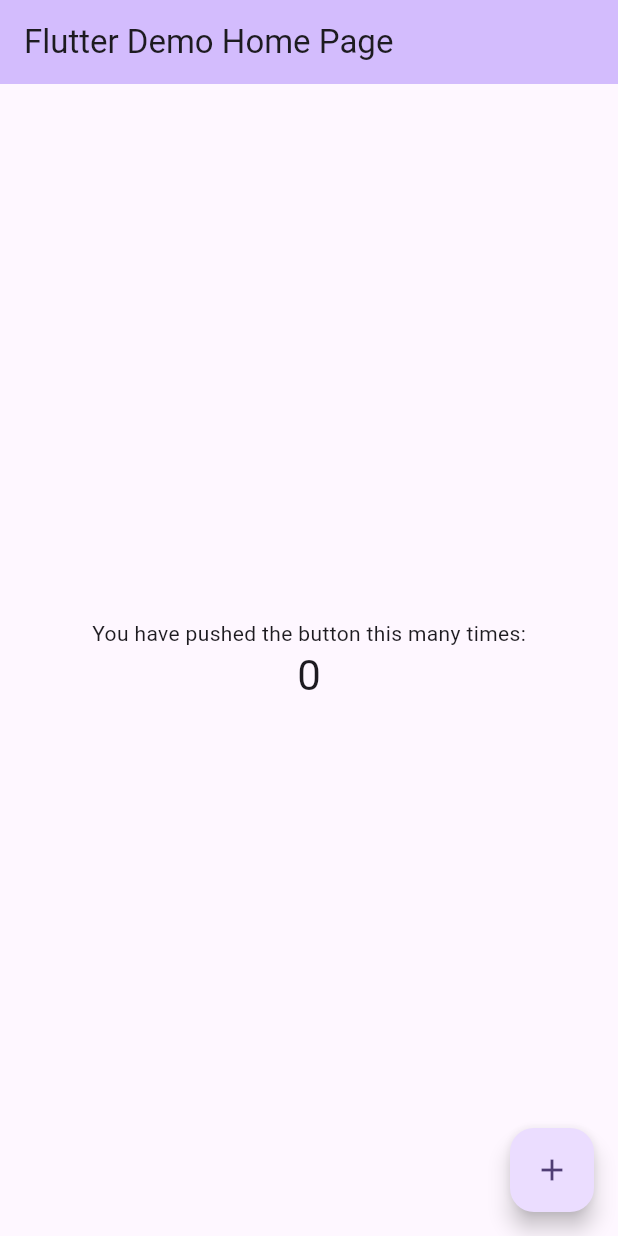
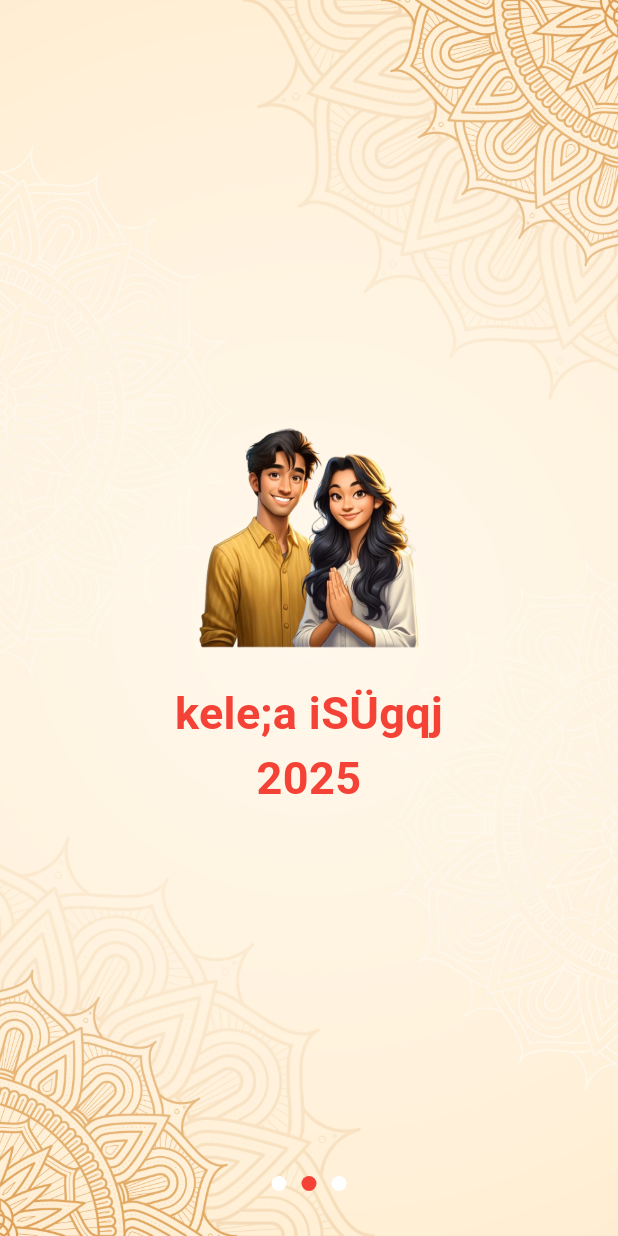
Before and after one commit to CyborLK/aurudu_app, a Flutter app: the screen it shows after launch, on a phone screen of 412 x 824 dp. Run offline on Flutter 3.47's test engine with Material 3 defaults, Android fonts, the phone set to English and light mode, and no system bars; Roboto replaces fonts that are missing (TharuDigitalNikini); project files that could hold a hidden picture were left out.

Commit message:
splash screen updated -1

```diff
--- a/lib/main.dart
+++ b/lib/main.dart
@@ -1,4 +1,5 @@
 import 'package:flutter/material.dart';
+import 'splash_screen.dart';
 
 void main() {
   runApp(const MyApp());
@@ -7,116 +8,14 @@ void main() {
 class MyApp extends StatelessWidget {
   const MyApp({super.key});
 
-  // This widget is the root of your application.
   @override
   Widget build(BuildContext context) {
     return MaterialApp(
-      title: 'Flutter Demo',
+      title: 'My App',
       theme: ThemeData(
-        // This is the theme of your application.
-        //
-        // TRY THIS: Try running your application with "flutter run". You'll see
-        // the application has a purple toolbar. Then, without quitting the app,
-        // try changing the seedColor in the colorScheme below to Colors.green
-        // and then invoke "hot reload" (save your changes or press the "hot
-        // reload" button in a Flutter-supported IDE, or press "r" if you used
-        // the command line to start the app).
-        //
-        // Notice that the counter didn't reset back to zero; the application
-        // state is not lost during the reload. To reset the state, use hot
-        // restart instead.
-        //
-        // This works for code too, not just values: Most code changes can be
-        // tested with just a hot reload.
-        colorScheme: ColorScheme.fromSeed(seedColor: Colors.deepPurple),
+        primarySwatch: Colors.red,
       ),
-      home: const MyHomePage(title: 'Flutter Demo Home Page'),
+      home: const SplashScreen(),
     );
   }
 }
-
-class MyHomePage extends StatefulWidget {
-  const MyHomePage({super.key, required this.title});
-
-  // This widget is the home page of your application. It is stateful, meaning
-  // that it has a State object (defined below) that contains fields that affect
-  // how it looks.
-
-  // This class is the configuration for the state. It holds the values (in this
-  // case the title) provided by the parent (in this case the App widget) and
-  // used by the build method of the State. Fields in a Widget subclass are
-  // always marked "final".
-
-  final String title;
-
-  @override
-  State<MyHomePage> createState() => _MyHomePageState();
-}
-
-class _MyHomePageState extends State<MyHomePage> {
-  int _counter = 0;
-
-  void _incrementCounter() {
-    setState(() {
-      // This call to setState tells the Flutter framework that something has
-      // changed in this State, which causes it to rerun the build method below
-      // so that the display can reflect the updated values. If we changed
-      // _counter without calling setState(), then the build method would not be
-      // called again, and so nothing would appear to happen.
-      _counter++;
-    });
-  }
-
-  @override
-  Widget build(BuildContext context) {
-    // This method is rerun every time setState is called, for instance as done
-    // by the _incrementCounter method above.
-    //
-    // The Flutter framework has been optimized to make rerunning build methods
-    // fast, so that you can just rebuild anything that needs updating rather
-    // than having to individually change instances of widgets.
-    return Scaffold(
-      appBar: AppBar(
-        // TRY THIS: Try changing the color here to a specific color (to
-        // Colors.amber, perhaps?) and trigger a hot reload to see the AppBar
-        // change color while the other colors stay the same.
-        backgroundColor: Theme.of(context).colorScheme.inversePrimary,
-        // Here we take the value from the MyHomePage object that was created by
-        // the App.build method, and use it to set our appbar title.
-        title: Text(widget.title),
-      ),
-      body: Center(
-        // Center is a layout widget. It takes a single child and positions it
-        // in the middle of the parent.
-        child: Column(
-          // Column is also a layout widget. It takes a list of children and
-          // arranges them vertically. By default, it sizes itself to fit its
-          // children horizontally, and tries to be as tall as its parent.
-          //
-          // Column has various properties to control how it sizes itself and
-          // how it positions its children. Here we use mainAxisAlignment to
-          // center the children vertically; the main axis here is the vertical
-          // axis because Columns are vertical (the cross axis would be
-          // horizontal).
-          //
-          // TRY THIS: Invoke "debug painting" (choose the "Toggle Debug Paint"
-          // action in the IDE, or press "p" in the console), to see the
-          // wireframe for each widget.
-          mainAxisAlignment: MainAxisAlignment.center,
-          children: <Widget>[
-            const Text('You have pushed the button this many times:'),
-            Text(
-              '$_counter',
-              style: Theme.of(context).textTheme.headlineMedium,
-            ),
-          ],
-        ),
-      ),
-      floatingActionButton: FloatingActionButton(
-        onPressed: _incrementCounter,
-        tooltip: 'Increment',
-        child: const Icon(Icons.add),
-      ), // This trailing comma makes auto-formatting nicer for build methods.
-    );
-  }
-}
--- /dev/null
+++ b/lib/splash_screen.dart
@@ -0,0 +1,104 @@
+import 'package:flutter/material.dart';
+import 'dart:async';
+import 'dashboard_screen.dart'; // Import the dashboard screen
+
+class SplashScreen extends StatefulWidget {
+  const SplashScreen({super.key});
+
+  @override
+  _SplashScreenState createState() => _SplashScreenState();
+}
+
+class _SplashScreenState extends State<SplashScreen> {
+  @override
+  void initState() {
+    super.initState();
+    // Navigate to Dashboard after 3 seconds
+    Timer(const Duration(seconds: 30), () {
+      Navigator.of(context).pushReplacement(
+        MaterialPageRoute(builder: (context) => const DashboardScreen()),
+      );
+    });
+  }
+
+  @override
+  Widget build(BuildContext context) {
+    return Scaffold(
+      body: Stack(
+        fit: StackFit.expand,
+        children: [
+          // Background Image
+          Image.asset(
+            'assets/images/background.jpg',
+            fit: BoxFit.cover,
+          ),
+          // Content
+          Column(
+            mainAxisAlignment: MainAxisAlignment.center,
+            children: [
+              ClipRRect(
+                borderRadius: BorderRadius.circular(8),
+                child: Image.asset(
+                  'assets/images/couple.png',
+                  width: 150,
+                  height: 150,
+                  fit: BoxFit.cover,
+                ),
+              ),
+              const SizedBox(height: 20),
+              // Text
+              const Text(
+                'kele;a iSÜgqj\n2025',
+                textAlign: TextAlign.center,
+                style: TextStyle(
+                  fontSize: 30,
+                  fontWeight: FontWeight.bold,
+                  color: Colors.red,
+                  fontFamily: 'TharuDigitalNikini',
+                ),
+              ),
+            ],
+          ),
+          // Dots at the bottom
+          Positioned(
+            bottom: 30,
+            left: 0,
+            right: 0,
+            child: Row(
+              mainAxisAlignment: MainAxisAlignment.center,
+              children: [
+                Container(
+                  width: 10,
+                  height: 10,
+                  margin: const EdgeInsets.symmetric(horizontal: 5),
+                  decoration: const BoxDecoration(
+                    shape: BoxShape.circle,
+                    color: Colors.white,
+                  ),
+                ),
+                Container(
+                  width: 10,
+                  height: 10,
+                  margin: const EdgeInsets.symmetric(horizontal: 5),
+                  decoration: const BoxDecoration(
+                    shape: BoxShape.circle,
+                    color: Colors.red,
+                  ),
+                ),
+                Container(
+                  width: 10,
+                  height: 10,
+                  margin: const EdgeInsets.symmetric(horizontal: 5),
+                  decoration: const BoxDecoration(
+                    shape: BoxShape.circle,
+                    color: Colors.white,
+                  ),
+                ),
+              ],
+            ),
+          ),
+        ],
+      ),
+    );
+  }
+}
```
Also changed, not shown: lib/dashboard_screen.dart (added, +63 -0 lines), pubspec.yaml (+18 -0 lines), assets/images/background.jpg (renamed from assets/images/backgroun.jpg), fonts/Gafata-Regular.ttf (added), fonts/TharuDigitalNikini.ttf (added), fonts/apex008-FreeTypo.ttf (added).
